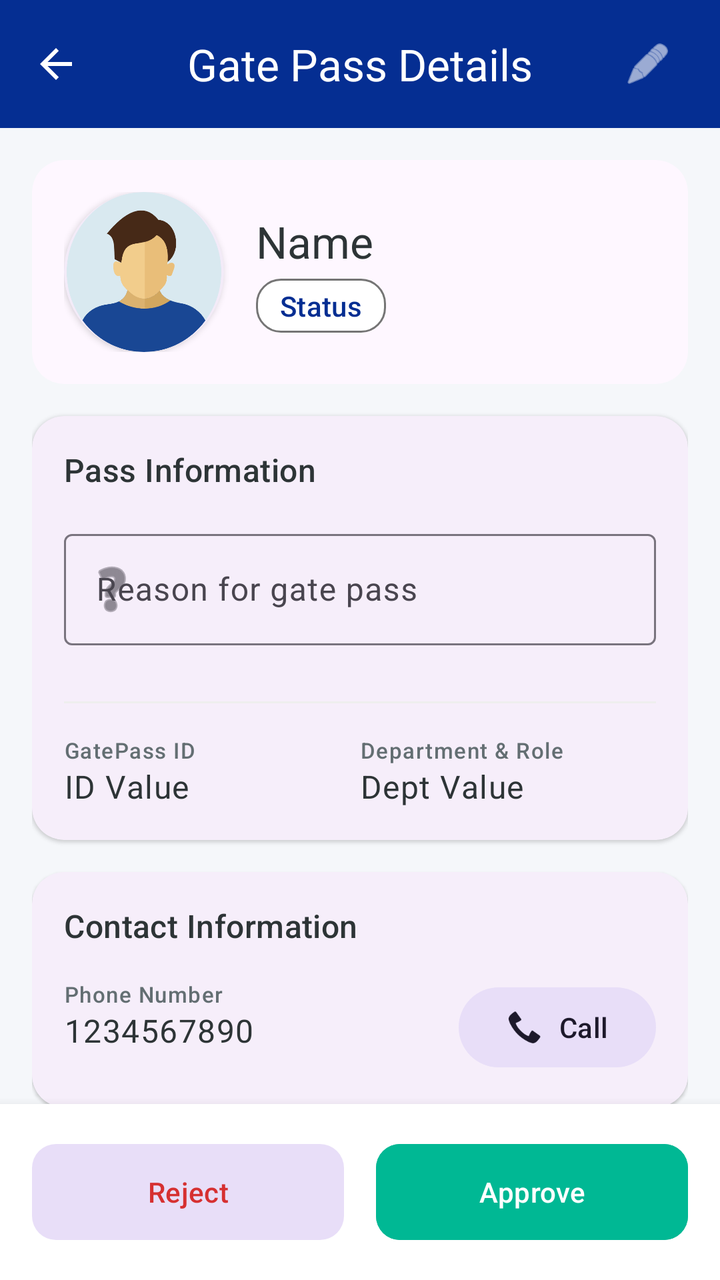
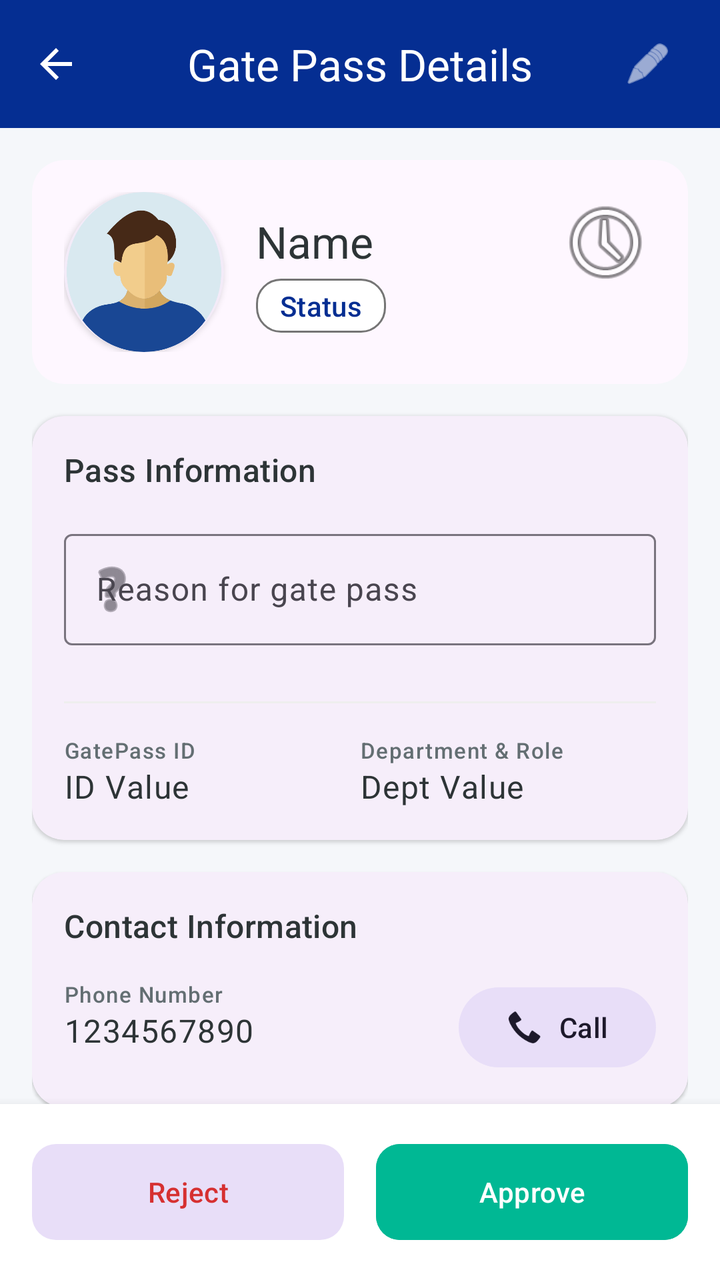

Before-and-after screenshots of an Android layout around one commit, followed by the original layout XML and the change that was made.
<!-- AndroidManifest.xml: application theme Theme.DigitalPass -->
<!-- res/layout/activity_gate_pass_detail.xml -->
<?xml version="1.0" encoding="utf-8"?>
<androidx.constraintlayout.widget.ConstraintLayout xmlns:android="http://schemas.android.com/apk/res/android"
    xmlns:app="http://schemas.android.com/apk/res-auto"
    xmlns:tools="http://schemas.android.com/tools"
    android:id="@+id/main"
    android:layout_width="match_parent"
    android:layout_height="match_parent"
    android:background="#F5F7FA"
    tools:context=".GatePassDetail">

    <com.google.android.material.appbar.AppBarLayout
        android:id="@+id/appBarLayout"
        android:layout_width="match_parent"
        android:layout_height="wrap_content"
        android:background="#052E92"
        app:layout_constraintTop_toTopOf="parent">

        <com.google.android.material.appbar.MaterialToolbar
            android:id="@+id/toolbar"
            android:layout_width="match_parent"
            android:layout_height="?attr/actionBarSize"
            app:navigationIcon="?attr/homeAsUpIndicator"
            app:navigationIconTint="#FFFFFF"
            app:title="Gate Pass Details"
            app:titleTextColor="#FFFFFF"
            app:titleCentered="true">

            <ImageView
                android:id="@+id/editButton"
                android:layout_width="40dp"
                android:layout_height="40dp"
                android:layout_gravity="end"
                android:layout_marginEnd="16dp"
                android:background="?attr/selectableItemBackgroundBorderless"
                android:contentDescription="Edit"
                android:padding="8dp"
                android:src="@android:drawable/ic_menu_edit"
                app:tint="#FFFFFF" />

        </com.google.android.material.appbar.MaterialToolbar>
    </com.google.android.material.appbar.AppBarLayout>

    <androidx.core.widget.NestedScrollView
        android:layout_width="match_parent"
        android:layout_height="0dp"
        android:fillViewport="true"
        app:layout_constraintBottom_toTopOf="@id/bottomActionContainer"
        app:layout_constraintTop_toBottomOf="@id/appBarLayout">

        <LinearLayout
            android:layout_width="match_parent"
            android:layout_height="wrap_content"
            android:orientation="vertical"
            android:padding="16dp">

            
            <com.google.android.material.card.MaterialCardView
                android:layout_width="match_parent"
                android:layout_height="wrap_content"
                android:layout_marginBottom="16dp"
                app:cardCornerRadius="16dp"
                app:cardElevation="0dp"
                app:strokeWidth="0dp">

                <androidx.constraintlayout.widget.ConstraintLayout
                    android:layout_width="match_parent"
                    android:layout_height="wrap_content"
                    android:padding="16dp">

                    <com.google.android.material.card.MaterialCardView
                        android:id="@+id/imageCard"
                        android:layout_width="80dp"
                        android:layout_height="80dp"
                        app:cardCornerRadius="40dp"
                        app:cardElevation="2dp"
                        app:layout_constraintStart_toStartOf="parent"
                        app:layout_constraintTop_toTopOf="parent"
                        app:strokeWidth="0dp">

                        <ImageView
                            android:id="@+id/imageView"
                            android:layout_width="match_parent"
                            android:layout_height="match_parent"
                            android:scaleType="centerCrop"
                            android:src="@drawable/user_icon" />
                    </com.google.android.material.card.MaterialCardView>

                    <TextView
                        android:id="@+id/name"
                        android:layout_width="0dp"
                        android:layout_height="wrap_content"
                        android:layout_marginStart="16dp"
                        android:text="Name"
                        android:textAppearance="@style/TextAppearance.Material3.TitleLarge"
                        android:textColor="#2D3436"
                        app:layout_constraintBottom_toTopOf="@id/status"
                        app:layout_constraintEnd_toEndOf="parent"
                        app:layout_constraintStart_toEndOf="@id/imageCard"
                        app:layout_constraintTop_toTopOf="@id/imageCard"
                        app:layout_constraintVertical_chainStyle="packed" />

                    <TextView
                        android:id="@+id/status"
                        android:layout_width="wrap_content"
                        android:layout_height="wrap_content"
                        android:layout_marginTop="4dp"
                        android:background="@drawable/spinner_background"
                        android:paddingHorizontal="12dp"
                        android:paddingVertical="4dp"
                        android:text="Status"
                        android:textAppearance="@style/TextAppearance.Material3.LabelLarge"
                        android:textColor="#052E92"
                        app:layout_constraintBottom_toBottomOf="@id/imageCard"
                        app:layout_constraintStart_toStartOf="@id/name"
                        app:layout_constraintTop_toBottomOf="@id/name" />

                </androidx.constraintlayout.widget.ConstraintLayout>
            </com.google.android.material.card.MaterialCardView>

            
            <com.google.android.material.card.MaterialCardView
                android:layout_width="match_parent"
                android:layout_height="wrap_content"
                android:layout_marginBottom="16dp"
                app:cardCornerRadius="16dp"
                app:cardElevation="1dp"
                app:strokeWidth="0dp">

                <LinearLayout
                    android:layout_width="match_parent"
                    android:layout_height="wrap_content"
                    android:orientation="vertical"
                    android:padding="16dp">

                    <TextView
                        android:layout_width="wrap_content"
                        android:layout_height="wrap_content"
                        android:layout_marginBottom="16dp"
                        android:text="Pass Information"
                        android:textAppearance="@style/TextAppearance.Material3.TitleMedium"
                        android:textColor="#2D3436" />

                    <com.google.android.material.textfield.TextInputLayout
                        android:id="@+id/reasonInputLayout"
                        style="@style/Widget.Material3.TextInputLayout.OutlinedBox"
                        android:layout_width="match_parent"
                        android:layout_height="wrap_content"
                        android:layout_marginBottom="12dp"
                        app:startIconDrawable="@android:drawable/ic_menu_help">

                        <com.google.android.material.textfield.TextInputEditText
                            android:id="@+id/reason"
                            android:layout_width="match_parent"
                            android:layout_height="wrap_content"
                            android:enabled="false"
                            android:hint="Reason for gate pass"
                            android:textColor="#2D3436" />
                    </com.google.android.material.textfield.TextInputLayout>

                    <com.google.android.material.textfield.TextInputLayout
                        android:id="@+id/tgRemarkInputLayout"
                        style="@style/Widget.Material3.TextInputLayout.OutlinedBox"
                        android:layout_width="match_parent"
                        android:layout_height="wrap_content"
                        android:visibility="gone"
                        app:startIconDrawable="@android:drawable/ic_menu_edit">

                        <com.google.android.material.textfield.TextInputEditText
                            android:id="@+id/tgRemark"
                            android:layout_width="match_parent"
                            android:layout_height="wrap_content"
                            android:enabled="false"
                            android:hint="TG Remark"
                            android:textColor="#2D3436" />
                    </com.google.android.material.textfield.TextInputLayout>

                    <View
                        android:layout_width="match_parent"
                        android:layout_height="1dp"
                        android:layout_marginVertical="16dp"
                        android:background="#EEEEEE" />

                    <LinearLayout
                        android:layout_width="match_parent"
                        android:layout_height="wrap_content"
                        android:orientation="horizontal">

                        <LinearLayout
                            android:layout_width="0dp"
                            android:layout_height="wrap_content"
                            android:layout_weight="1"
                            android:orientation="vertical">

                            <TextView
                                android:layout_width="wrap_content"
                                android:layout_height="wrap_content"
                                android:text="GatePass ID"
                                android:textAppearance="@style/TextAppearance.Material3.LabelSmall"
                                android:textColor="#636E72" />

                            <TextView
                                android:id="@+id/gatePassId"
                                android:layout_width="wrap_content"
                                android:layout_height="wrap_content"
                                android:text="ID Value"
                                android:textAppearance="@style/TextAppearance.Material3.BodyLarge"
                                android:textColor="#2D3436" />
                        </LinearLayout>

                        <LinearLayout
                            android:layout_width="0dp"
                            android:layout_height="wrap_content"
                            android:layout_weight="1"
                            android:orientation="vertical">

                            <TextView
                                android:layout_width="wrap_content"
                                android:layout_height="wrap_content"
                                android:text="Department &amp; Role"
                                android:textAppearance="@style/TextAppearance.Material3.LabelSmall"
                                android:textColor="#636E72" />

                            <TextView
                                android:id="@+id/department"
                                android:layout_width="wrap_content"
                                android:layout_height="wrap_content"
                                android:text="Dept Value"
                                android:textAppearance="@style/TextAppearance.Material3.BodyLarge"
                                android:textColor="#2D3436" />
                        </LinearLayout>
                    </LinearLayout>
                </LinearLayout>
            </com.google.android.material.card.MaterialCardView>

            
            <com.google.android.material.card.MaterialCardView
                android:layout_width="match_parent"
                android:layout_height="wrap_content"
                android:layout_marginBottom="16dp"
                app:cardCornerRadius="16dp"
                app:cardElevation="1dp"
                app:strokeWidth="0dp">

                <androidx.constraintlayout.widget.ConstraintLayout
                    android:layout_width="match_parent"
                    android:layout_height="wrap_content"
                    android:padding="16dp">

                    <TextView
                        android:id="@+id/contactLabel"
                        android:layout_width="wrap_content"
                        android:layout_height="wrap_content"
                        android:text="Contact Information"
                        android:textAppearance="@style/TextAppearance.Material3.TitleMedium"
                        android:textColor="#2D3436"
                        app:layout_constraintStart_toStartOf="parent"
                        app:layout_constraintTop_toTopOf="parent" />

                    <TextView
                        android:id="@+id/phoneLabel"
                        android:layout_width="wrap_content"
                        android:layout_height="wrap_content"
                        android:layout_marginTop="16dp"
                        android:text="Phone Number"
                        android:textAppearance="@style/TextAppearance.Material3.LabelSmall"
                        android:textColor="#636E72"
                        app:layout_constraintStart_toStartOf="parent"
                        app:layout_constraintTop_toBottomOf="@id/contactLabel" />

                    <TextView
                        android:id="@+id/phone"
                        android:layout_width="wrap_content"
                        android:layout_height="wrap_content"
                        android:text="1234567890"
                        android:textAppearance="@style/TextAppearance.Material3.BodyLarge"
                        android:textColor="#2D3436"
                        app:layout_constraintStart_toStartOf="parent"
                        app:layout_constraintTop_toBottomOf="@id/phoneLabel" />

                    <com.google.android.material.button.MaterialButton
                        android:id="@+id/callIcon"
                        style="@style/Widget.Material3.Button.TonalButton"
                        android:layout_width="wrap_content"
                        android:layout_height="wrap_content"
                        android:text="Call"
                        app:icon="@android:drawable/stat_sys_phone_call"
                        app:layout_constraintBottom_toBottomOf="parent"
                        app:layout_constraintEnd_toEndOf="parent"
                        app:layout_constraintTop_toTopOf="@id/phoneLabel" />

                </androidx.constraintlayout.widget.ConstraintLayout>
            </com.google.android.material.card.MaterialCardView>

            
            <com.google.android.material.card.MaterialCardView
                android:id="@+id/otherDetailsCard"
                android:layout_width="match_parent"
                android:layout_height="wrap_content"
                app:cardCornerRadius="16dp"
                app:cardElevation="1dp"
                app:strokeWidth="0dp">

                <LinearLayout
                    android:layout_width="match_parent"
                    android:layout_height="wrap_content"
                    android:orientation="vertical"
                    android:padding="16dp">

                    <TextView
                        android:id="@+id/otherInformation"
                        android:layout_width="wrap_content"
                        android:layout_height="wrap_content"
                        android:text="Additional Details"
                        android:textAppearance="@style/TextAppearance.Material3.TitleMedium"
                        android:textColor="#2D3436" />

                    <TextView
                        android:id="@+id/otherInformationDescription"
                        android:layout_width="match_parent"
                        android:layout_height="wrap_content"
                        android:layout_marginTop="8dp"
                        android:text="Description text goes here..."
                        android:textAppearance="@style/TextAppearance.Material3.BodyMedium"
                        android:textColor="#636E72"
                        android:visibility="visible" />
                </LinearLayout>
            </com.google.android.material.card.MaterialCardView>

        </LinearLayout>
    </androidx.core.widget.NestedScrollView>

    <LinearLayout
        android:id="@+id/bottomActionContainer"
        android:layout_width="match_parent"
        android:layout_height="wrap_content"
        android:background="@color/white"
        android:elevation="8dp"
        android:orientation="horizontal"
        android:padding="16dp"
        app:layout_constraintBottom_toBottomOf="parent">

        <com.google.android.material.button.MaterialButton
            android:id="@+id/rejectButton"
            style="@style/Widget.Material3.Button.TonalButton"
            android:layout_width="0dp"
            android:layout_height="56dp"
            android:layout_marginEnd="8dp"
            android:layout_weight="1"
            android:text="Reject"
            android:textColor="#D63031"
            app:cornerRadius="12dp" />

        <com.google.android.material.button.MaterialButton
            android:id="@+id/approveButton"
            style="@style/Widget.Material3.Button"
            android:layout_width="0dp"
            android:layout_height="56dp"
            android:layout_marginStart="8dp"
            android:layout_weight="1"
            android:backgroundTint="#00B894"
            android:text="Approve"
            app:cornerRadius="12dp" />
    </LinearLayout>

    <com.example.digitalpass.CustomProgressBar
        android:id="@+id/customProgressBar"
        android:layout_width="200dp"
        android:layout_height="200dp"
        android:visibility="gone"
        app:layout_constraintBottom_toBottomOf="parent"
        app:layout_constraintEnd_toEndOf="parent"
        app:layout_constraintStart_toStartOf="parent"
        app:layout_constraintTop_toTopOf="parent" />


</androidx.constraintlayout.widget.ConstraintLayout>
<!-- resources referenced by this layout -->
<resources>
  <color name="white">#FFFFFFFF</color>
  <!-- drawable spinner_background (drawable) -->
  <?xml version="1.0" encoding="utf-8"?>
  <selector xmlns:android="http://schemas.android.com/apk/res/android">
      <item>
          <shape android:shape="rectangle">
              
              <solid android:color="#FFFFFF" />
  
              
              <stroke
                  android:width="1dp"
                  android:color="#757575" />
  
              
              <corners android:radius="12dp" />
  
              
              <padding
                  android:bottom="8dp"
                  android:left="12dp"
                  android:right="12dp"
                  android:top="8dp" />
          </shape>
      </item>
  </selector>
  <!-- drawable user_icon: png bitmap (drawable, 5769 bytes) -->
  <style name="Theme.DigitalPass" parent="Base.Theme.DigitalPass" />
  <style name="Base.Theme.DigitalPass" parent="Theme.Material3.Light.NoActionBar">
          
          
      </style>
</resources>

<!-- the commit's change to res/layout/activity_gate_pass_detail.xml (unified diff, before → after) -->
@@ -114,6 +114,14 @@
                         app:layout_constraintStart_toStartOf="@id/name"
                         app:layout_constraintTop_toBottomOf="@id/name" />
 
+                    <ImageView
+                        android:id="@+id/gatePassHistoryOfThisUser"
+                        android:layout_width="50dp"
+                        android:layout_height="50dp"
+                        app:layout_constraintEnd_toEndOf="@+id/name"
+                        app:layout_constraintTop_toTopOf="parent"
+                        app:srcCompat="@android:drawable/ic_menu_recent_history" />
+
                 </androidx.constraintlayout.widget.ConstraintLayout>
             </com.google.android.material.card.MaterialCardView>
 
